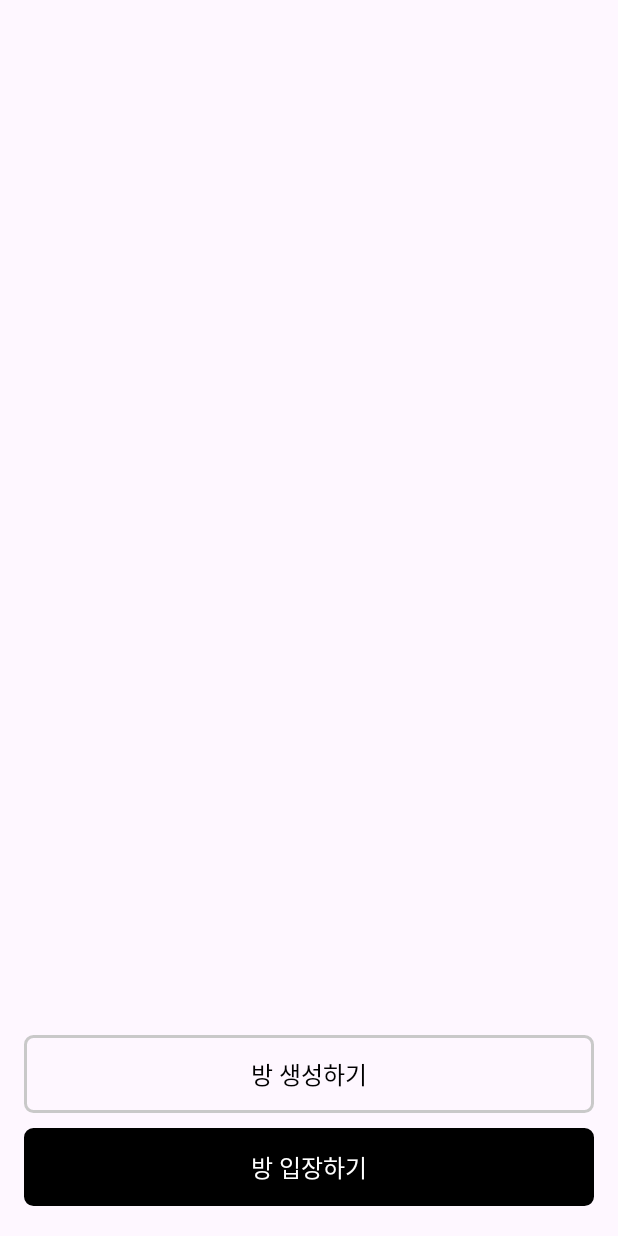
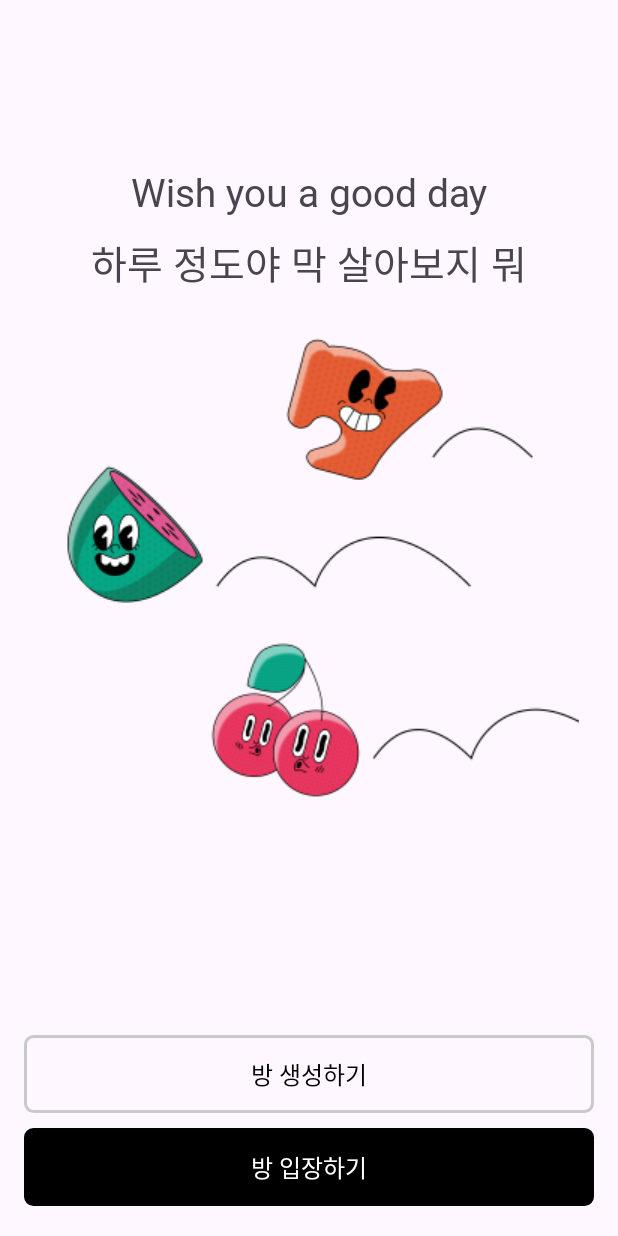
Before and after one commit to DO-SOPT-SOPKATHON-ANDROID-TEAM3/Android, an Android app: the InitRoomActivity screen opened directly, with no data from a screen before it, on a phone screen of 412 x 824 dp. Run offline under Robolectric (Android 15) with nearby library versions, the phone set to English and light mode, and no system bars.

Commit message:
[UI] 초기 화면 UI

```diff
--- a/app/src/main/java/org/sopt/sopkaton_team3/presentation/enterRoom/EnterRoomActivity.kt
+++ b/app/src/main/java/org/sopt/sopkaton_team3/presentation/enterRoom/EnterRoomActivity.kt
@@ -32,8 +32,8 @@ class EnterRoomActivity : AppCompatActivity() {
         enterRoomViewModel.requestSuccess.observe(this){
             if(it){
                 toast("요청 성공")
-//                val intentEnterRoom = Intent(this, ) // 다음 액티비티 넣기
-//                startActivity(intentEnterRoom)
+                val intentEnterRoom = Intent(this, ) // 다음 액티비티 넣기
+                startActivity(intentEnterRoom)
             }else{
                 toast("요청 실패")
             }
--- a/app/src/main/java/org/sopt/sopkaton_team3/presentation/initRoom/InitRoomActivity.kt
+++ b/app/src/main/java/org/sopt/sopkaton_team3/presentation/initRoom/InitRoomActivity.kt
@@ -1,5 +1,6 @@
 package org.sopt.sopkaton_team3.presentation.initRoom
 
+import android.content.Intent
 import androidx.appcompat.app.AppCompatActivity
 import android.os.Bundle
 import org.sopt.sopkaton_team3.databinding.ActivityInitRoomBinding
@@ -17,14 +18,14 @@ class InitRoomActivity : AppCompatActivity() {
 
     private fun initMakeRoomBtnListener(){
         binding.btnMakeRoom.setOnClickListener{
-//            val intentMakeRoomActivity = Intent(this, ) // 다음 액티비티 넣기
-//            startActivity(intentMakeRoomActivity)
+            val intentMakeRoomActivity = Intent(this, )
+            startActivity(intentMakeRoomActivity)
         }
     }
     private fun initEnterRoomListener(){
         binding.btnEnterRoom.setOnClickListener{
-//            val intentEnterRoomActivity = Intent(this, ) // 다음 액티비티 넣기
-//            startActivity(intentEnterRoomActivity)
+            val intentEnterRoomActivity = Intent(this, )
+            startActivity(intentEnterRoomActivity)
         }
     }
 }
--- a/app/src/main/res/layout/activity_init_room.xml
+++ b/app/src/main/res/layout/activity_init_room.xml
@@ -5,6 +5,40 @@
     android:layout_width="match_parent"
     android:layout_height="match_parent"
     tools:context=".presentation.initRoom.InitRoomActivity">
+
+    <TextView
+        android:id="@+id/tv_init_title"
+        android:layout_width="wrap_content"
+        android:layout_height="wrap_content"
+        android:text="Wish you a good day"
+        android:textSize="26sp"
+        android:layout_marginTop="110dp"
+        android:fontFamily="@font/pretendard_regular"
+        app:layout_constraintStart_toStartOf="parent"
+        app:layout_constraintEnd_toEndOf="parent"
+        app:layout_constraintTop_toTopOf="parent"/>
+
+    <TextView
+        android:id="@+id/tv_init_sub"
+        android:layout_width="wrap_content"
+        android:layout_height="wrap_content"
+        android:text="하루 정도야 막 살아보지 뭐"
+        android:textSize="26sp"
+        android:layout_marginTop="10dp"
+        android:fontFamily="@font/pretendard_regular"
+        app:layout_constraintStart_toStartOf="parent"
+        app:layout_constraintEnd_toEndOf="parent"
+        app:layout_constraintTop_toBottomOf="@id/tv_init_title"/>
+
+
+    <ImageView
+        android:layout_width="wrap_content"
+        android:layout_height="wrap_content"
+        android:src="@drawable/img_init_home"
+        app:layout_constraintStart_toStartOf="parent"
+        app:layout_constraintEnd_toEndOf="parent"
+        app:layout_constraintTop_toBottomOf="@id/tv_init_sub"/>
+
 
     <androidx.appcompat.widget.AppCompatButton
         android:id="@+id/btn_make_room"
```
Also changed, not shown: app/src/main/res/drawable/img_init_home.png (added).
